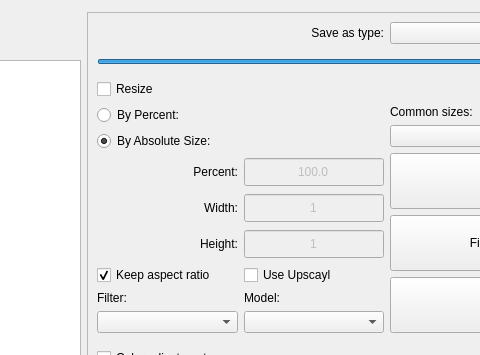
hadoooooouken/qimgv-plus, file qimgv/gui/dialogs/batchconverterdialog.ui: the form before one commit; both pictures show x 335 to 815 and y 0 to 355 of the 1034 by 925 pixel window.
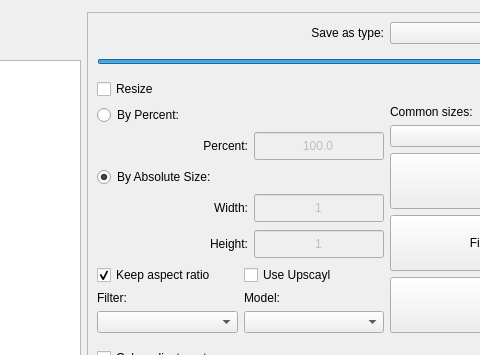
The form after the commit.

Patch:
```diff
--- a/qimgv/gui/dialogs/batchconverterdialog.ui
+++ b/qimgv/gui/dialogs/batchconverterdialog.ui
@@ -208,18 +208,11 @@
                  </widget>
                 </item>
                 <item>
-                 <widget class="QRadioButton" name="byAbsoluteSize">
-                  <property name="text">
-                   <string>By Absolute Size:</string>
+                 <layout class="QHBoxLayout" name="percentLayout">
+                  <property name="leftMargin">
+                   <number>20</number>
                   </property>
-                  <property name="checked">
-                   <bool>true</bool>
-                  </property>
-                 </widget>
-                </item>
                 <item>
-                 <layout class="QGridLayout" name="resGridLayoutSimplified">
-                  <item row="0" column="0">
                    <widget class="QLabel" name="labelPercent">
                     <property name="text">
                      <string>Percent:</string>
@@ -229,7 +222,7 @@
                     </property>
                    </widget>
                   </item>
-                  <item row="0" column="1">
+                  <item>
                    <widget class="QDoubleSpinBox" name="percent">
                     <property name="enabled">
                      <bool>false</bool>
@@ -263,7 +256,28 @@
                     </property>
                    </widget>
                   </item>
-                  <item row="1" column="0">
+                 </layout>
+                </item>
+                <!-- By Absolute Size radio button -->
+                <item>
+                 <widget class="QRadioButton" name="byAbsoluteSize">
+                  <property name="text">
+                   <string>By Absolute Size:</string>
+                  </property>
+                  <property name="checked">
+                   <bool>true</bool>
+                  </property>
+                 </widget>
+                </item>
+                <!-- Width and Height fields below By Absolute Size -->
+                <item>
+                 <layout class="QVBoxLayout" name="absoluteSizeLayout">
+                  <property name="leftMargin">
+                   <number>20</number>
+                  </property>
+                  <item>
+                   <layout class="QHBoxLayout" name="widthLayout">
+                    <item>
                    <widget class="QLabel" name="labelWidth">
                     <property name="text">
                      <string>Width:</string>
@@ -273,7 +287,7 @@
                     </property>
                    </widget>
                   </item>
-                  <item row="1" column="1">
+                    <item>
                    <widget class="QSpinBox" name="width">
                     <property name="enabled">
                      <bool>false</bool>
@@ -298,7 +312,11 @@
                     </property>
                    </widget>
                   </item>
-                  <item row="2" column="0">
+                   </layout>
+                  </item>
+                  <item>
+                   <layout class="QHBoxLayout" name="heightLayout">
+                    <item>
                    <widget class="QLabel" name="labelHeight">
                     <property name="text">
                      <string>Height:</string>
@@ -308,7 +326,7 @@
                     </property>
                    </widget>
                   </item>
-                  <item row="2" column="1">
+                    <item>
                    <widget class="QSpinBox" name="height">
                     <property name="enabled">
                      <bool>false</bool>
@@ -335,6 +353,9 @@
                   </item>
                  </layout>
                 </item>
+                 </layout>
+                </item>
+                <!-- Keep aspect ratio and Use Upscayl checkboxes -->
                 <item>
                  <layout class="QHBoxLayout" name="horizontalLayoutCheckBoxes">
                   <item>
```
Left out of the diff: 3 changed lines with no effect on the pictures. Lines whose indentation alone changed are shown as unchanged.
